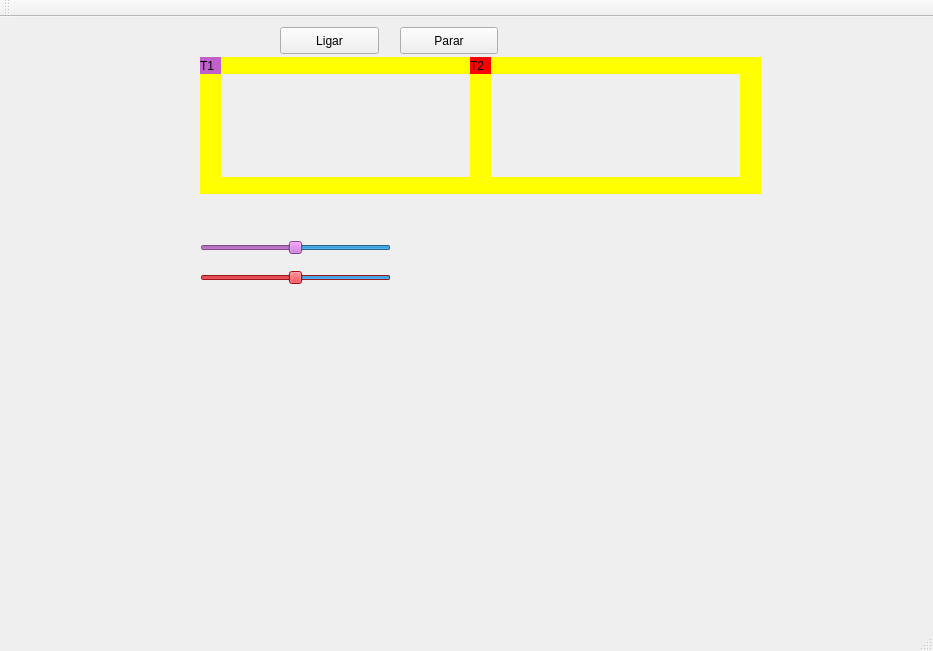
First picture: the form in mainwindow.ui, repository JoseLucioS/ProjetoDosTrens-SO, before the edit.
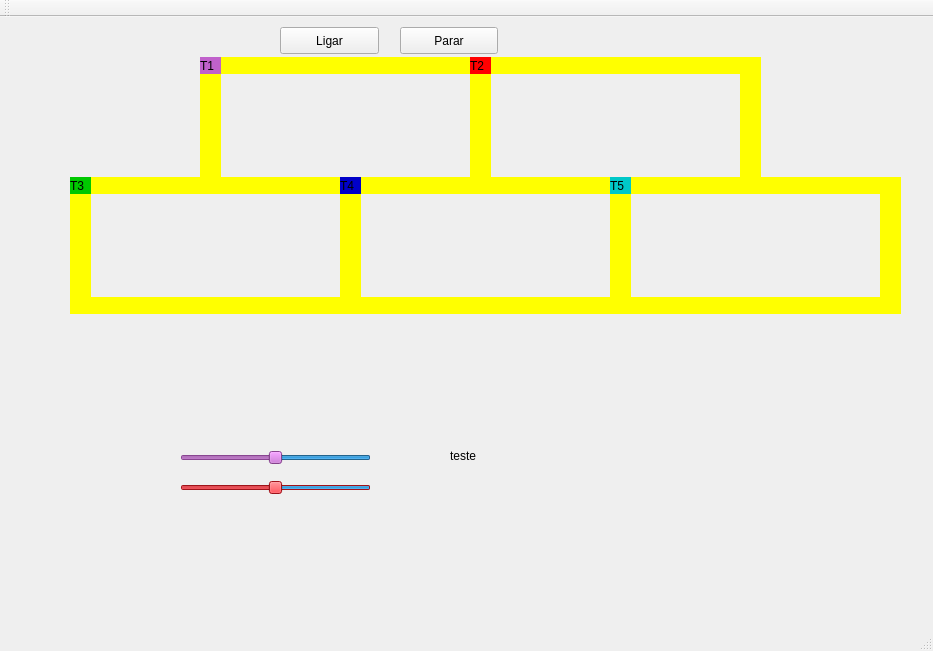
Second picture: the form after the edit.

The edit to the form file:
```diff
--- a/mainwindow.ui
+++ b/mainwindow.ui
@@ -278,8 +278,8 @@
    <widget class="QSlider" name="Slider_trem1">
     <property name="geometry">
      <rect>
-      <x>200</x>
-      <y>220</y>
+      <x>180</x>
+      <y>430</y>
       <width>191</width>
       <height>21</height>
      </rect>
@@ -732,6 +732,9 @@
     <property name="maximum">
      <number>200</number>
     </property>
+    <property name="singleStep">
+     <number>1</number>
+    </property>
     <property name="value">
      <number>100</number>
     </property>
@@ -748,8 +751,8 @@
    <widget class="QSlider" name="Slider_trem2">
     <property name="geometry">
      <rect>
-      <x>200</x>
-      <y>250</y>
+      <x>180</x>
+      <y>460</y>
       <width>191</width>
       <height>21</height>
      </rect>
@@ -1212,19 +1215,510 @@
      <bool>true</bool>
     </property>
    </widget>
+   <widget class="QLabel" name="teste_velocidade">
+    <property name="geometry">
+     <rect>
+      <x>450</x>
+      <y>430</y>
+      <width>67</width>
+      <height>17</height>
+     </rect>
+    </property>
+    <property name="text">
+     <string>teste</string>
+    </property>
+   </widget>
+   <widget class="QLabel" name="label_trilho4_3">
+    <property name="geometry">
+     <rect>
+      <x>340</x>
+      <y>160</y>
+      <width>21</width>
+      <height>137</height>
+     </rect>
+    </property>
+    <property name="styleSheet">
+     <string notr="true">QLabel { background: yellow}</string>
+    </property>
+    <property name="text">
+     <string/>
+    </property>
+   </widget>
+   <widget class="QLabel" name="label_trilho2_3">
+    <property name="geometry">
+     <rect>
+      <x>360</x>
+      <y>280</y>
+      <width>250</width>
+      <height>17</height>
+     </rect>
+    </property>
+    <property name="styleSheet">
+     <string notr="true">QLabel { background: yellow}</string>
+    </property>
+    <property name="text">
+     <string/>
+    </property>
+   </widget>
+   <widget class="QLabel" name="label_trilho3_2">
+    <property name="geometry">
+     <rect>
+      <x>610</x>
+      <y>160</y>
+      <width>21</width>
+      <height>137</height>
+     </rect>
+    </property>
+    <property name="styleSheet">
+     <string notr="true">QLabel { background: yellow}</string>
+    </property>
+    <property name="text">
+     <string/>
+    </property>
+   </widget>
+   <widget class="QLabel" name="label_trilho3_3">
+    <property name="geometry">
+     <rect>
+      <x>880</x>
+      <y>160</y>
+      <width>21</width>
+      <height>137</height>
+     </rect>
+    </property>
+    <property name="styleSheet">
+     <string notr="true">QLabel { background: yellow}</string>
+    </property>
+    <property name="text">
+     <string/>
+    </property>
+   </widget>
+   <widget class="QLabel" name="label_trilho2_4">
+    <property name="geometry">
+     <rect>
+      <x>631</x>
+      <y>280</y>
+      <width>250</width>
+      <height>17</height>
+     </rect>
+    </property>
+    <property name="styleSheet">
+     <string notr="true">QLabel { background: yellow}</string>
+    </property>
+    <property name="text">
+     <string/>
+    </property>
+   </widget>
+   <widget class="QLabel" name="label_trilho2_5">
+    <property name="geometry">
+     <rect>
+      <x>631</x>
+      <y>160</y>
+      <width>250</width>
+      <height>17</height>
+     </rect>
+    </property>
+    <property name="styleSheet">
+     <string notr="true">QLabel { background: yellow}</string>
+    </property>
+    <property name="text">
+     <string/>
+    </property>
+   </widget>
+   <widget class="QLabel" name="label_trilho4_4">
+    <property name="geometry">
+     <rect>
+      <x>70</x>
+      <y>160</y>
+      <width>21</width>
+      <height>137</height>
+     </rect>
+    </property>
+    <property name="styleSheet">
+     <string notr="true">QLabel { background: yellow}</string>
+    </property>
+    <property name="text">
+     <string/>
+    </property>
+   </widget>
+   <widget class="QLabel" name="label_trilho2_6">
+    <property name="geometry">
+     <rect>
+      <x>91</x>
+      <y>280</y>
+      <width>250</width>
+      <height>17</height>
+     </rect>
+    </property>
+    <property name="styleSheet">
+     <string notr="true">QLabel { background: yellow}</string>
+    </property>
+    <property name="text">
+     <string/>
+    </property>
+   </widget>
+   <widget class="QLabel" name="label_trilho2_7">
+    <property name="geometry">
+     <rect>
+      <x>91</x>
+      <y>160</y>
+      <width>250</width>
+      <height>17</height>
+     </rect>
+    </property>
+    <property name="styleSheet">
+     <string notr="true">QLabel { background: yellow}</string>
+    </property>
+    <property name="text">
+     <string/>
+    </property>
+   </widget>
+   <widget class="QLabel" name="label_trem3">
+    <property name="geometry">
+     <rect>
+      <x>70</x>
+      <y>160</y>
+      <width>21</width>
+      <height>17</height>
+     </rect>
+    </property>
+    <property name="palette">
+     <palette>
+      <active>
+       <colorrole role="Button">
+        <brush brushstyle="SolidPattern">
+         <color alpha="255">
+          <red>0</red>
+          <green>200</green>
+          <blue>0</blue>
+         </color>
+        </brush>
+       </colorrole>
+       <colorrole role="Base">
+        <brush brushstyle="SolidPattern">
+         <color alpha="255">
+          <red>0</red>
+          <green>200</green>
+          <blue>0</blue>
+         </color>
+        </brush>
+       </colorrole>
+       <colorrole role="Window">
+        <brush brushstyle="SolidPattern">
+         <color alpha="255">
+          <red>0</red>
+          <green>200</green>
+          <blue>0</blue>
+         </color>
+        </brush>
+       </colorrole>
+      </active>
+      <inactive>
+       <colorrole role="Button">
+        <brush brushstyle="SolidPattern">
+         <color alpha="255">
+          <red>0</red>
+          <green>200</green>
+          <blue>0</blue>
+         </color>
+        </brush>
+       </colorrole>
+       <colorrole role="Base">
+        <brush brushstyle="SolidPattern">
+         <color alpha="255">
+          <red>0</red>
+          <green>200</green>
+          <blue>0</blue>
+         </color>
+        </brush>
+       </colorrole>
+       <colorrole role="Window">
+        <brush brushstyle="SolidPattern">
+         <color alpha="255">
+          <red>0</red>
+          <green>200</green>
+          <blue>0</blue>
+         </color>
+        </brush>
+       </colorrole>
+      </inactive>
+      <disabled>
+       <colorrole role="Button">
+        <brush brushstyle="SolidPattern">
+         <color alpha="255">
+          <red>0</red>
+          <green>200</green>
+          <blue>0</blue>
+         </color>
+        </brush>
+       </colorrole>
+       <colorrole role="Base">
+        <brush brushstyle="SolidPattern">
+         <color alpha="255">
+          <red>0</red>
+          <green>200</green>
+          <blue>0</blue>
+         </color>
+        </brush>
+       </colorrole>
+       <colorrole role="Window">
+        <brush brushstyle="SolidPattern">
+         <color alpha="255">
+          <red>0</red>
+          <green>200</green>
+          <blue>0</blue>
+         </color>
+        </brush>
+       </colorrole>
+      </disabled>
+     </palette>
+    </property>
+    <property name="styleSheet">
+     <string notr="true">QLabel { background: rgb(0, 200, 0)}</string>
+    </property>
+    <property name="text">
+     <string>T3</string>
+    </property>
+   </widget>
+   <widget class="QLabel" name="label_trem4">
+    <property name="geometry">
+     <rect>
+      <x>340</x>
+      <y>160</y>
+      <width>21</width>
+      <height>17</height>
+     </rect>
+    </property>
+    <property name="palette">
+     <palette>
+      <active>
+       <colorrole role="Button">
+        <brush brushstyle="SolidPattern">
+         <color alpha="255">
+          <red>0</red>
+          <green>0</green>
+          <blue>200</blue>
+         </color>
+        </brush>
+       </colorrole>
+       <colorrole role="Base">
+        <brush brushstyle="SolidPattern">
+         <color alpha="255">
+          <red>0</red>
+          <green>0</green>
+          <blue>200</blue>
+         </color>
+        </brush>
+       </colorrole>
+       <colorrole role="Window">
+        <brush brushstyle="SolidPattern">
+         <color alpha="255">
+          <red>0</red>
+          <green>0</green>
+          <blue>200</blue>
+         </color>
+        </brush>
+       </colorrole>
+      </active>
+      <inactive>
+       <colorrole role="Button">
+        <brush brushstyle="SolidPattern">
+         <color alpha="255">
+          <red>0</red>
+          <green>0</green>
+          <blue>200</blue>
+         </color>
+        </brush>
+       </colorrole>
+       <colorrole role="Base">
+        <brush brushstyle="SolidPattern">
+         <color alpha="255">
+          <red>0</red>
+          <green>0</green>
+          <blue>200</blue>
+         </color>
+        </brush>
+       </colorrole>
+       <colorrole role="Window">
+        <brush brushstyle="SolidPattern">
+         <color alpha="255">
+          <red>0</red>
+          <green>0</green>
+          <blue>200</blue>
+         </color>
+        </brush>
+       </colorrole>
+      </inactive>
+      <disabled>
+       <colorrole role="Button">
+        <brush brushstyle="SolidPattern">
+         <color alpha="255">
+          <red>0</red>
+          <green>0</green>
+          <blue>200</blue>
+         </color>
+        </brush>
+       </colorrole>
+       <colorrole role="Base">
+        <brush brushstyle="SolidPattern">
+         <color alpha="255">
+          <red>0</red>
+          <green>0</green>
+          <blue>200</blue>
+         </color>
+        </brush>
+       </colorrole>
+       <colorrole role="Window">
+        <brush brushstyle="SolidPattern">
+         <color alpha="255">
+          <red>0</red>
+          <green>0</green>
+          <blue>200</blue>
+         </color>
+        </brush>
+       </colorrole>
+      </disabled>
+     </palette>
+    </property>
+    <property name="styleSheet">
+     <string notr="true">QLabel { background: rgb(0, 0, 200)}</string>
+    </property>
+    <property name="text">
+     <string>T4</string>
+    </property>
+   </widget>
+   <widget class="QLabel" name="label_trem5">
+    <property name="geometry">
+     <rect>
+      <x>610</x>
+      <y>160</y>
+      <width>21</width>
+      <height>17</height>
+     </rect>
+    </property>
+    <property name="palette">
+     <palette>
+      <active>
+       <colorrole role="Button">
+        <brush brushstyle="SolidPattern">
+         <color alpha="255">
+          <red>0</red>
+          <green>200</green>
+          <blue>200</blue>
+         </color>
+        </brush>
+       </colorrole>
+       <colorrole role="Base">
+        <brush brushstyle="SolidPattern">
+         <color alpha="255">
+          <red>0</red>
+          <green>200</green>
+          <blue>200</blue>
+         </color>
+        </brush>
+       </colorrole>
+       <colorrole role="Window">
+        <brush brushstyle="SolidPattern">
+         <color alpha="255">
+          <red>0</red>
+          <green>200</green>
+          <blue>200</blue>
+         </color>
+        </brush>
+       </colorrole>
+      </active>
+      <inactive>
+       <colorrole role="Button">
+        <brush brushstyle="SolidPattern">
+         <color alpha="255">
+          <red>0</red>
+          <green>200</green>
+          <blue>200</blue>
+         </color>
+        </brush>
+       </colorrole>
+       <colorrole role="Base">
+        <brush brushstyle="SolidPattern">
+         <color alpha="255">
+          <red>0</red>
+          <green>200</green>
+          <blue>200</blue>
+         </color>
+        </brush>
+       </colorrole>
+       <colorrole role="Window">
+        <brush brushstyle="SolidPattern">
+         <color alpha="255">
+          <red>0</red>
+          <green>200</green>
+          <blue>200</blue>
+         </color>
+        </brush>
+       </colorrole>
+      </inactive>
+      <disabled>
+       <colorrole role="Button">
+        <brush brushstyle="SolidPattern">
+         <color alpha="255">
+          <red>0</red>
+          <green>200</green>
+          <blue>200</blue>
+         </color>
+        </brush>
+       </colorrole>
+       <colorrole role="Base">
+        <brush brushstyle="SolidPattern">
+         <color alpha="255">
+          <red>0</red>
+          <green>200</green>
+          <blue>200</blue>
+         </color>
+        </brush>
+       </colorrole>
+       <colorrole role="Window">
+        <brush brushstyle="SolidPattern">
+         <color alpha="255">
+          <red>0</red>
+          <green>200</green>
+          <blue>200</blue>
+         </color>
+        </brush>
+       </colorrole>
+      </disabled>
+     </palette>
+    </property>
+    <property name="styleSheet">
+     <string notr="true">QLabel { background: rgb(0, 200, 200)}</string>
+    </property>
+    <property name="text">
+     <string>T5</string>
+    </property>
+   </widget>
    <zorder>label_trilho1</zorder>
    <zorder>label_trilho2</zorder>
    <zorder>label_trilho3</zorder>
    <zorder>label_trilho4</zorder>
-   <zorder>label_trem1</zorder>
    <zorder>pushButton</zorder>
    <zorder>pushButton_2</zorder>
    <zorder>label_trilho4_2</zorder>
    <zorder>label_trilho1_2</zorder>
    <zorder>label_trilho2_2</zorder>
-   <zorder>label_trem2</zorder>
    <zorder>Slider_trem1</zorder>
    <zorder>Slider_trem2</zorder>
+   <zorder>teste_velocidade</zorder>
+   <zorder>label_trilho4_3</zorder>
+   <zorder>label_trilho2_3</zorder>
+   <zorder>label_trilho3_2</zorder>
+   <zorder>label_trilho3_3</zorder>
+   <zorder>label_trilho2_4</zorder>
+   <zorder>label_trilho2_5</zorder>
+   <zorder>label_trilho4_4</zorder>
+   <zorder>label_trilho2_6</zorder>
+   <zorder>label_trilho2_7</zorder>
+   <zorder>label_trem1</zorder>
+   <zorder>label_trem2</zorder>
+   <zorder>label_trem5</zorder>
+   <zorder>label_trem4</zorder>
+   <zorder>label_trem3</zorder>
   </widget>
   <widget class="QMenuBar" name="menuBar">
    <property name="geometry">
```
